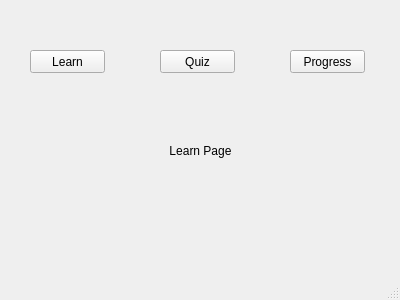
This is LearnPage.ui in ZachKrol/MusGator as Qt 5 draws it before an edit. The edited form follows.
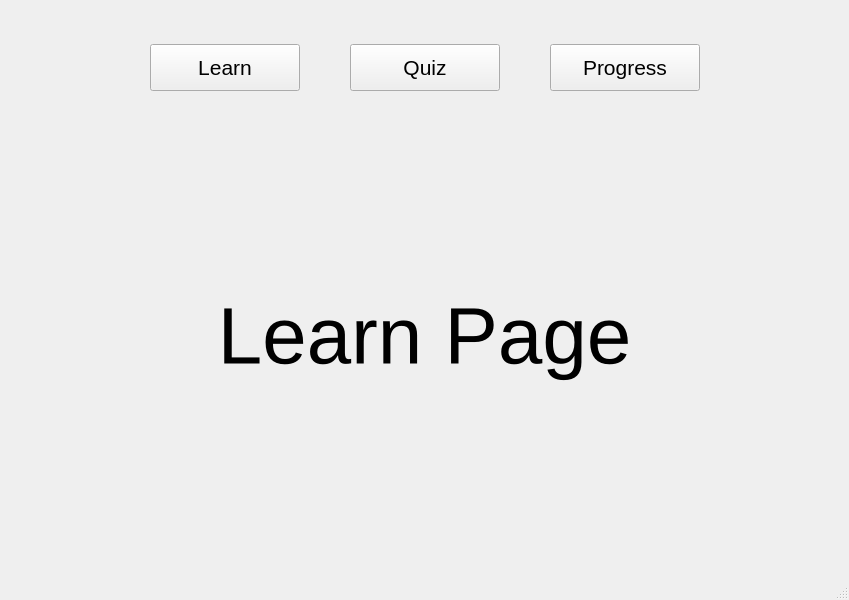
This is the edited form.

Commit message: Add page layouts and responsiveness

Patch:
```diff
--- a/LearnPage.ui
+++ b/LearnPage.ui
@@ -6,69 +6,218 @@
    <rect>
     <x>0</x>
     <y>0</y>
-    <width>400</width>
-    <height>300</height>
+    <width>849</width>
+    <height>600</height>
    </rect>
   </property>
+  <property name="minimumSize">
+   <size>
+    <width>800</width>
+    <height>600</height>
+   </size>
+  </property>
   <property name="windowTitle">
    <string>MusGator</string>
   </property>
   <widget class="QWidget" name="centralwidget">
-   <widget class="QLabel" name="label">
-    <property name="geometry">
-     <rect>
-      <x>160</x>
-      <y>130</y>
-      <width>81</width>
-      <height>41</height>
-     </rect>
-    </property>
-    <property name="text">
-     <string>Learn Page</string>
-    </property>
-    <property name="alignment">
-     <set>Qt::AlignCenter</set>
-    </property>
-   </widget>
-   <widget class="QPushButton" name="learnButton">
-    <property name="geometry">
-     <rect>
-      <x>30</x>
-      <y>50</y>
-      <width>75</width>
-      <height>23</height>
-     </rect>
-    </property>
-    <property name="text">
-     <string>Learn</string>
-    </property>
-   </widget>
-   <widget class="QPushButton" name="progressButton">
-    <property name="geometry">
-     <rect>
-      <x>290</x>
-      <y>50</y>
-      <width>75</width>
-      <height>23</height>
-     </rect>
-    </property>
-    <property name="text">
-     <string>Progress</string>
-    </property>
-   </widget>
-   <widget class="QPushButton" name="quizButton">
-    <property name="geometry">
-     <rect>
-      <x>160</x>
-      <y>50</y>
-      <width>75</width>
-      <height>23</height>
-     </rect>
-    </property>
-    <property name="text">
-     <string>Quiz</string>
-    </property>
-   </widget>
+   <layout class="QGridLayout" name="gridLayout">
+    <item row="0" column="0">
+     <layout class="QVBoxLayout" name="pageLayout" stretch="1,5">
+      <property name="leftMargin">
+       <number>15</number>
+      </property>
+      <property name="topMargin">
+       <number>15</number>
+      </property>
+      <property name="rightMargin">
+       <number>15</number>
+      </property>
+      <property name="bottomMargin">
+       <number>15</number>
+      </property>
+      <item>
+       <layout class="QHBoxLayout" name="buttonsLayout" stretch="1,1,0,1,0,1,1">
+        <property name="spacing">
+         <number>0</number>
+        </property>
+        <property name="leftMargin">
+         <number>0</number>
+        </property>
+        <property name="topMargin">
+         <number>20</number>
+        </property>
+        <property name="rightMargin">
+         <number>0</number>
+        </property>
+        <property name="bottomMargin">
+         <number>20</number>
+        </property>
+        <item>
+         <spacer name="horizontalSpacer_3">
+          <property name="orientation">
+           <enum>Qt::Horizontal</enum>
+          </property>
+          <property name="sizeHint" stdset="0">
+           <size>
+            <width>40</width>
+            <height>20</height>
+           </size>
+          </property>
+         </spacer>
+        </item>
+        <item>
+         <widget class="QPushButton" name="learnButton">
+          <property name="sizePolicy">
+           <sizepolicy hsizetype="Minimum" vsizetype="Minimum">
+            <horstretch>0</horstretch>
+            <verstretch>0</verstretch>
+           </sizepolicy>
+          </property>
+          <property name="minimumSize">
+           <size>
+            <width>150</width>
+            <height>40</height>
+           </size>
+          </property>
+          <property name="maximumSize">
+           <size>
+            <width>300</width>
+            <height>60</height>
+           </size>
+          </property>
+          <property name="font">
+           <font>
+            <family>Arial</family>
+            <pointsize>16</pointsize>
+           </font>
+          </property>
+          <property name="text">
+           <string>Learn</string>
+          </property>
+         </widget>
+        </item>
+        <item>
+         <spacer name="horizontalSpacer">
+          <property name="orientation">
+           <enum>Qt::Horizontal</enum>
+          </property>
+          <property name="sizeHint" stdset="0">
+           <size>
+            <width>50</width>
+            <height>20</height>
+           </size>
+          </property>
+         </spacer>
+        </item>
+        <item>
+         <widget class="QPushButton" name="quizButton">
+          <property name="sizePolicy">
+           <sizepolicy hsizetype="Minimum" vsizetype="Minimum">
+            <horstretch>0</horstretch>
+            <verstretch>0</verstretch>
+           </sizepolicy>
+          </property>
+          <property name="minimumSize">
+           <size>
+            <width>150</width>
+            <height>40</height>
+           </size>
+          </property>
+          <property name="maximumSize">
+           <size>
+            <width>300</width>
+            <height>60</height>
+           </size>
+          </property>
+          <property name="font">
+           <font>
+            <family>Arial</family>
+            <pointsize>16</pointsize>
+           </font>
+          </property>
+          <property name="text">
+           <string>Quiz</string>
+          </property>
+         </widget>
+        </item>
+        <item>
+         <spacer name="horizontalSpacer_2">
+          <property name="orientation">
+           <enum>Qt::Horizontal</enum>
+          </property>
+          <property name="sizeHint" stdset="0">
+           <size>
+            <width>50</width>
+            <height>20</height>
+           </size>
+          </property>
+         </spacer>
+        </item>
+        <item>
+         <widget class="QPushButton" name="progressButton">
+          <property name="sizePolicy">
+           <sizepolicy hsizetype="Minimum" vsizetype="Minimum">
+            <horstretch>0</horstretch>
+            <verstretch>0</verstretch>
+           </sizepolicy>
+          </property>
+          <property name="minimumSize">
+           <size>
+            <width>150</width>
+            <height>40</height>
+           </size>
+          </property>
+          <property name="maximumSize">
+           <size>
+            <width>300</width>
+            <height>60</height>
+           </size>
+          </property>
+          <property name="font">
+           <font>
+            <family>Arial</family>
+            <pointsize>16</pointsize>
+           </font>
+          </property>
+          <property name="text">
+           <string>Progress</string>
+          </property>
+         </widget>
+        </item>
+        <item>
+         <spacer name="horizontalSpacer_4">
+          <property name="orientation">
+           <enum>Qt::Horizontal</enum>
+          </property>
+          <property name="sizeHint" stdset="0">
+           <size>
+            <width>40</width>
+            <height>20</height>
+           </size>
+          </property>
+         </spacer>
+        </item>
+       </layout>
+      </item>
+      <item>
+       <widget class="QLabel" name="label">
+        <property name="font">
+         <font>
+          <family>Arial</family>
+          <pointsize>60</pointsize>
+         </font>
+        </property>
+        <property name="text">
+         <string>Learn Page</string>
+        </property>
+        <property name="alignment">
+         <set>Qt::AlignCenter</set>
+        </property>
+       </widget>
+      </item>
+     </layout>
+    </item>
+   </layout>
   </widget>
   <widget class="QMenuBar" name="menubar">
    <property name="geometry">
```
Left out of the diff: 2 changed lines with no effect on the pictures. The commit also changes 4 other files.
